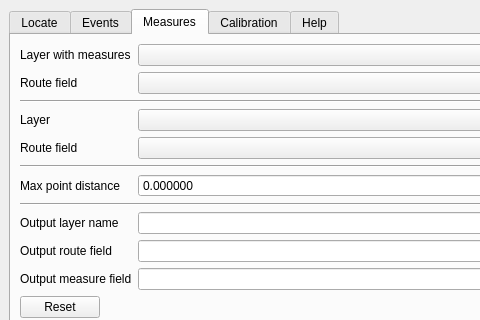
Qt form lrs/ui/ui_lrsdockwidget.ui (blazek/lrs) before a commit; both pictures show x 0 to 480 and y 0 to 320 of the 739 by 704 pixel window.
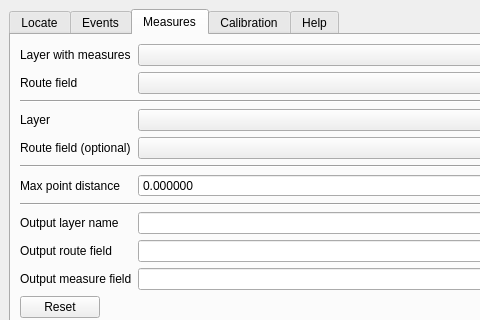
The same form after that commit. The open tabs and pages were chosen to show the change.

Commit message: added optional measures point route field to doc

```diff
--- a/lrs/ui/ui_lrsdockwidget.ui
+++ b/lrs/ui/ui_lrsdockwidget.ui
@@ -528,7 +528,7 @@
           <item row="8" column="0">
            <widget class="QLabel" name="measureRouteFieldLabel">
             <property name="text">
-             <string>Route field</string>
+             <string>Route field (optional)</string>
             </property>
            </widget>
           </item>
```
The commit also changes 2 other files.
